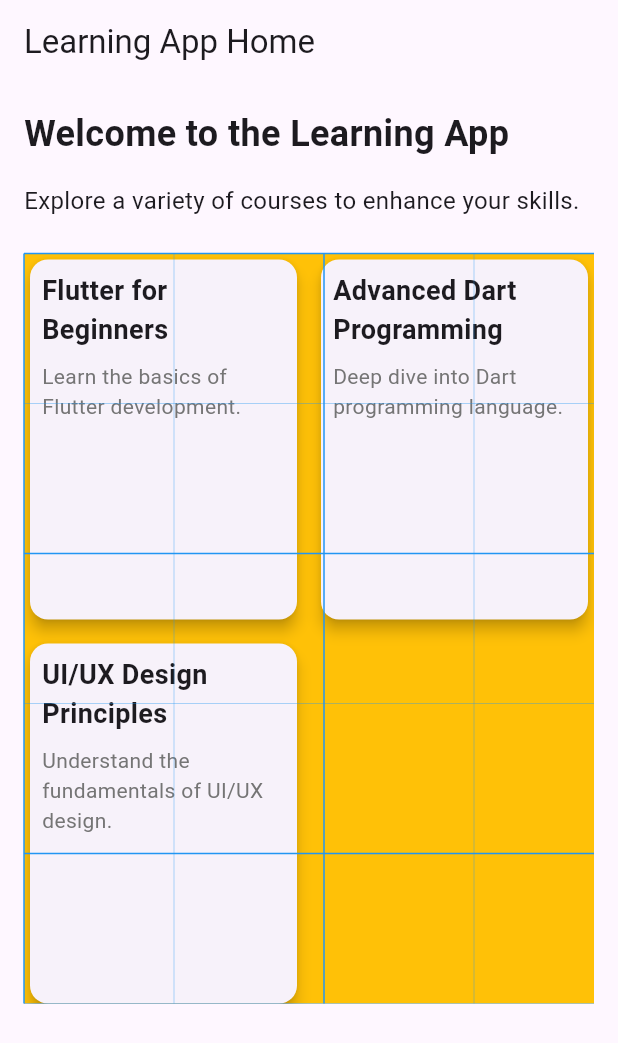
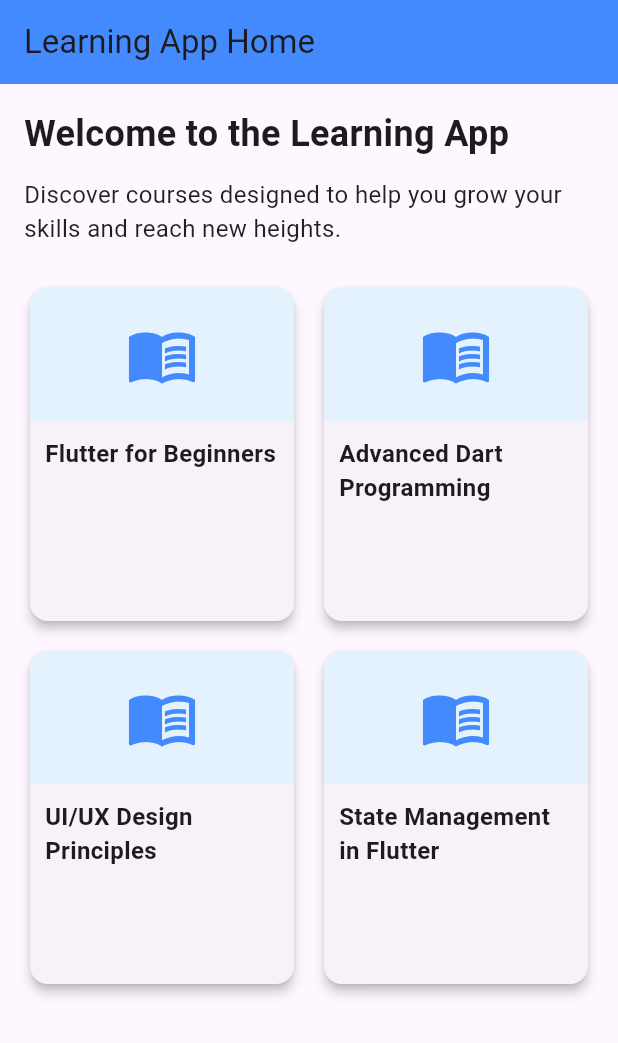
Before and after one commit to ake144/flutter-app, a Flutter app: the screen it shows after launch, after a tap on "Login", on a phone screen of 412 x 824 dp. Shown: the top 1043 px of the screen. Run offline on Flutter 3.47's test engine with Material 3 defaults, Android fonts, the phone set to English and light mode, and no system bars; our stand-ins replace equatable, faker, firebase_core, firebase_database, flutter_bloc, flutter_speed_dial and 2 more; accounts and stored records are empty; network calls fail.

Commit message:
course and login page

```diff
--- a/lib/presentation/screens/auth/login_screen.dart
+++ b/lib/presentation/screens/auth/login_screen.dart
@@ -10,25 +10,33 @@ class LoginScreen extends StatelessWidget {
   Widget build(BuildContext context) {
     return Scaffold(
        appBar: AppBar(
-        title: const Text('Login Screen'),
+        title: const Text('Login Screen', style: TextStyle(color: Colors.white), textAlign: TextAlign.center,),
        ),
 
         body: Center(
           child: Column(
             mainAxisAlignment: MainAxisAlignment.center,
             children: [
-              const Text('Wellcome! Please log in.'),
-                TextField(
-                   decoration: InputDecoration(
+              const Text('Wellcome! Please log in.', style: TextStyle(fontSize: 20, fontWeight: FontWeight.bold), ),
+              Padding(
+                padding: const EdgeInsets.fromLTRB(24.0, 16.0, 24.0, 2.0),
+                child: TextField(
+                  style: const TextStyle(color: Colors.blue, fontStyle: FontStyle.italic),
+                  decoration: InputDecoration(
+                    contentPadding: const EdgeInsets.symmetric(vertical: 10.0, horizontal: 15.0),
                     border: OutlineInputBorder(
-                      borderRadius: BorderRadius.circular(8.0),
+                      borderRadius: BorderRadius.circular(9.0),
                     ),
                     labelText: 'Username',
                     prefixIcon: const Icon(Icons.person),
                   ),
                 ),
+              ),
                 SizedBox(height: 16.0),
-                TextField(
+
+              Padding(
+                padding: const EdgeInsets.fromLTRB(24.0, 2.0, 24.0, 2.0),
+                child: TextField(
                   decoration: InputDecoration(
                     border: OutlineInputBorder(
                       borderRadius: BorderRadius.circular(8.0),
@@ -37,7 +45,9 @@ class LoginScreen extends StatelessWidget {
                     prefixIcon: const Icon(Icons.lock),
                   ),
                   obscureText: true,
-                ),
+                )
+                 ),
+
                 SizedBox(height: 24.0),
                 ElevatedButton(
                   onPressed: () {
@@ -53,8 +63,13 @@ class LoginScreen extends StatelessWidget {
                   padding: const EdgeInsets.fromLTRB(25, 2, 0, 2),
                   foregroundColor: Colors.blue,
                 ),
-                child: const Text('don\'t have an account? Sign up'),
+                child: OutlinedButton(
+                  onPressed: () {
+                    context.go('/signup');
+                  },
+                  child: const Text('don\'t have an account? Sign up'),
                 ),
+              ),
 
             ],
           )
--- a/lib/presentation/screens/home/home_screen.dart
+++ b/lib/presentation/screens/home/home_screen.dart
@@ -9,112 +9,135 @@ class HomeScreen extends StatelessWidget {
     return Scaffold(
       appBar: AppBar(
         title: const Text('Learning App Home'),
+        backgroundColor: Colors.blueAccent,
+        elevation: 0,
       ),
-      body: Container(
-        padding: EdgeInsets.all(16.0),
+      body: SingleChildScrollView(
+        padding: const EdgeInsets.all(16.0),
                 child: Column(
                   crossAxisAlignment: CrossAxisAlignment.start,
                   children: [
-                   Text(
+                    const Text(
                       'Welcome to the Learning App',
-                     style: TextStyle(fontSize: 24, fontWeight: FontWeight.bold),
+                      style: TextStyle(
+                        fontSize: 24,
+                        fontWeight: FontWeight.bold,
                       ),
-                   SizedBox(height: 16),
-                   Text(
-                     'Explore a variety of courses to enhance your skills.',
-                     style: TextStyle(fontSize: 16),
                     ),
-                    SizedBox(height: 24),
-                    GridPaper(
-                        color: Colors.blue,
-                        interval: 200,
-                        divisions: 2,
-                        subdivisions: 1,
-                        child: Container(height: 500, width: double.infinity,
-                          color: Colors.amber,
-                        child: GridView.builder(
-                          gridDelegate: SliverGridDelegateWithFixedCrossAxisCount(
+                    const SizedBox(height: 12),
+                    const Text(
+                      'Discover courses designed to help you grow your skills and reach new heights.',
+                      style: TextStyle(fontSize: 16, color: Colors.black87),
+                    ),
+                    const SizedBox(height: 24),
+
+                    // Properly wrapped GridView
+                    GridView.builder(
+                      shrinkWrap: true,
+                      physics: const NeverScrollableScrollPhysics(),
+                      gridDelegate:
+                          const SliverGridDelegateWithFixedCrossAxisCount(
                             crossAxisCount: 2,
-                            mainAxisSpacing: 8,
-                            crossAxisSpacing: 8,
-                            childAspectRatio: 0.75,
+                            crossAxisSpacing: 12,
+                            mainAxisSpacing: 12,
+                            childAspectRatio: 0.8,
                           ),
-                          itemCount: Courses.length,
-                          itemBuilder: (context, index) =>
-                              Card(
-
-                                elevation: 4,
+                      itemCount: courses.length,
+                      itemBuilder: (context, index) {
+                        final course = courses[index];
+                        return InkWell(
+                          onTap: () => context.push('/course/${course['id']}'),
+                          borderRadius: BorderRadius.circular(12),
+                          child: Card(
+                            elevation: 3,
                             shape: RoundedRectangleBorder(
                               borderRadius: BorderRadius.circular(12),
                             ),
+                            clipBehavior: Clip.antiAlias,
                             child: Column(
                               crossAxisAlignment: CrossAxisAlignment.start,
                               children: [
-                                    // ClipRRect(
-                                    //   borderRadius: BorderRadius.vertical(top: Radius.circular(12)),
-                                    //   child: Image.asset(
-                                    //     Courses[index]['image']!,
-                                    //     height: 100,
-                                    //     width: double.infinity,
-                                    //     fit: BoxFit.cover,
-
-                                    //   ),
-                                    // ),
-                                    Padding(
-                                      padding: const EdgeInsets.all(8.0),
-                                      child: Text(
-                                        Courses[index]['title']!,
-                                        style: TextStyle(fontSize: 18, fontWeight: FontWeight.bold),
+                                Expanded(
+                                  flex: 2,
+                                  child: Container(
+                                    width: double.infinity,
+                                    color: Colors.blue.shade50,
+                                    child: const Icon(
+                                      Icons.menu_book,
+                                      size: 48,
+                                      color: Colors.blueAccent,
                                     ),
                                   ),
-                                    Padding(
-                                      padding: const EdgeInsets.symmetric(horizontal: 8.0),
-                                      child: Text(
-                                        Courses[index]['description']!,
-                                        style: TextStyle(fontSize: 14, color: Colors.grey[600]),
+                                ),
+                                Expanded(
+                                  flex: 3,
+                                  child: Padding(
+                                    padding: const EdgeInsets.all(10),
+                                    child: Column(
+
+                                      children: [
+                                        Text(
+                                          course['title']!,
+                                          style: const TextStyle(
+                                            fontSize: 16,
+                                            fontWeight: FontWeight.bold,
                                           ),
                                         ),
-                                    GestureDetector(
-                                      onTap: () {
-                                        context.push( '/course/${Courses[index]['id']}');
-                                      },
-                                      child: Container(
-                                        height: 100,
-                                        color: Colors.transparent,
+                                        const SizedBox(height: 6),
+                                        // Text(
+                                        //   course['description']!,
+                                        //   style: TextStyle(
+                                        //     fontSize: 14,
+                                        //     color: Colors.grey[700],
+                                        //   ),
+                                        //   maxLines: 3,
+                                        //   overflow: TextOverflow.ellipsis,
+                                        // ),
+                                      ],
+                                    ),
                                   ),
                                 ),
                               ],
                             ),
                           ),
-                        )
+                        );
+                      },
                     ),
-
-                    )
                   ],
                 ),
-             )
+              ),
             );
   }
 }
 
-
-final Courses = [
+// Dummy course list
+final courses = [
   {
-    "id": '1',
+    'id': '1',
     'title': 'Flutter for Beginners',
-    'description': 'Learn the basics of Flutter development.',
+    'description':
+        'Learn how to build your first mobile app using Flutter and Dart.',
     'image': 'assets/flutter_course.png',
   },
   {
-    "id": '2',
-    "title": 'Advanced Dart Programming',
-    "description": 'Deep dive into Dart programming language.',
-    "image": 'assets/dart_course.png',
+    'id': '2',
+    'title': 'Advanced Dart Programming',
+    'description':
+        'Master advanced Dart concepts to write efficient and clean code.',
+    'image': 'assets/dart_course.png',
   },
   {
-    "id": '3',
-    "title": 'UI/UX Design Principles',
-    "description": 'Understand the fundamentals of UI/UX design.',
+    'id': '3',
+    'title': 'UI/UX Design Principles',
+    'description':
+        'Understand what makes great user interfaces and user experiences.',
     'image': 'assets/uiux_course.png',
   },
+  {
+    'id': '4',
+    'title': 'State Management in Flutter',
+    'description':
+        'Get hands-on with Provider, Riverpod, and Bloc for app state management.',
+    'image': 'assets/state_management.png',
+  },
 ];
```
Lines whose indentation alone changed are shown as unchanged.
